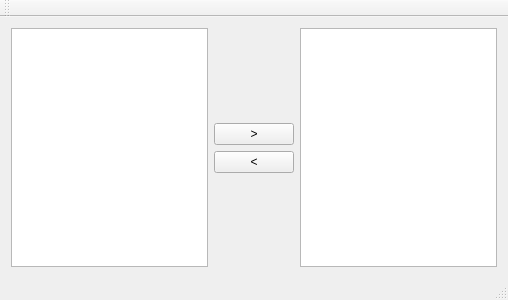
Old version of the form DecoratorExample/mainwindow.ui in the repository EliakinCosta/DecoratorExample.
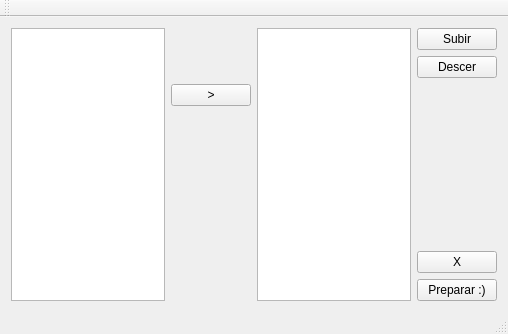
New version of the form.

Patch:
```diff
--- a/DecoratorExample/mainwindow.ui
+++ b/DecoratorExample/mainwindow.ui
@@ -7,7 +7,7 @@
     <x>0</x>
     <y>0</y>
     <width>508</width>
-    <height>300</height>
+    <height>334</height>
    </rect>
   </property>
   <property name="windowTitle">
@@ -15,23 +15,57 @@
   </property>
   <widget class="QWidget" name="centralWidget">
    <layout class="QGridLayout" name="gridLayout">
-    <item row="0" column="2" rowspan="4">
+    <item row="1" column="3">
+     <widget class="QPushButton" name="m_btDescer">
+      <property name="text">
+       <string>Descer</string>
+      </property>
+     </widget>
+    </item>
+    <item row="2" column="3" rowspan="2">
+     <spacer name="verticalSpacer">
+      <property name="orientation">
+       <enum>Qt::Vertical</enum>
+      </property>
+      <property name="sizeHint" stdset="0">
+       <size>
+        <width>20</width>
+        <height>40</height>
+       </size>
+      </property>
+     </spacer>
+    </item>
+    <item row="0" column="3">
+     <widget class="QPushButton" name="m_btSubir">
+      <property name="text">
+       <string>Subir</string>
+      </property>
+     </widget>
+    </item>
+    <item row="0" column="2" rowspan="6">
      <widget class="QListWidget" name="listWidget_2"/>
     </item>
-    <item row="1" column="1">
+    <item row="2" column="1">
      <widget class="QPushButton" name="m_btInserir">
       <property name="text">
        <string>&gt;</string>
       </property>
      </widget>
     </item>
-    <item row="0" column="0" rowspan="4">
+    <item row="0" column="0" rowspan="6">
      <widget class="QListWidget" name="listWidget"/>
     </item>
-    <item row="2" column="1">
+    <item row="4" column="3">
      <widget class="QPushButton" name="m_btRemover">
       <property name="text">
-       <string>&lt;</string>
+       <string>X</string>
+      </property>
+     </widget>
+    </item>
+    <item row="5" column="3">
+     <widget class="QPushButton" name="m_brPreparar">
+      <property name="text">
+       <string>Preparar :)</string>
       </property>
      </widget>
     </item>
```
